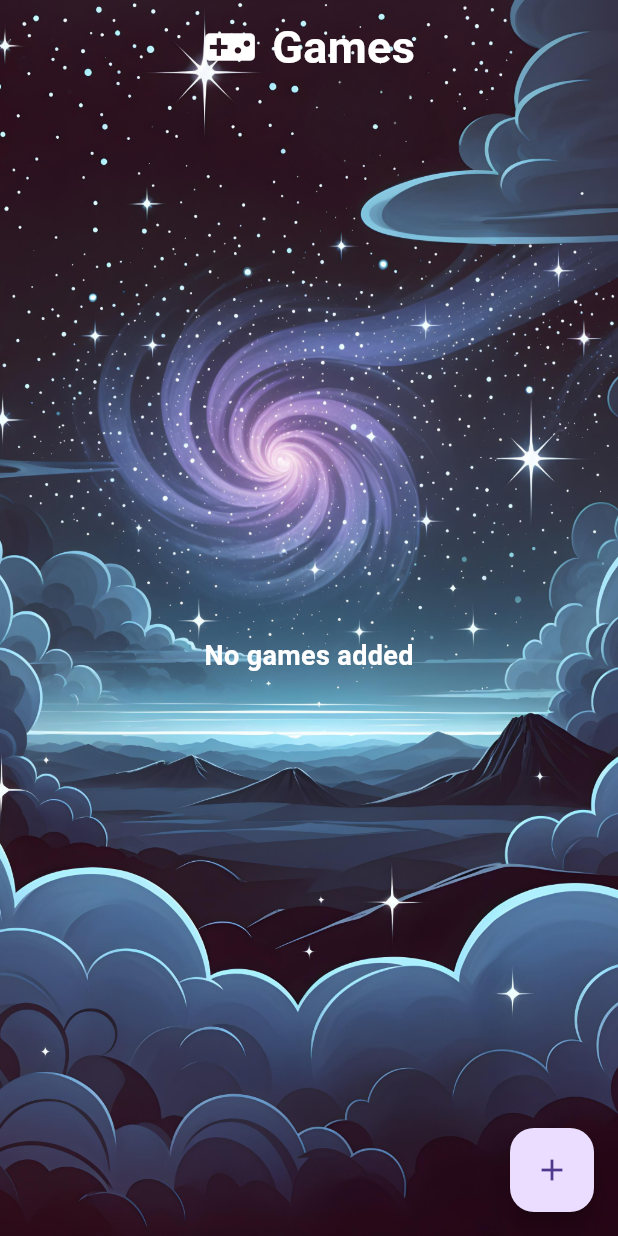
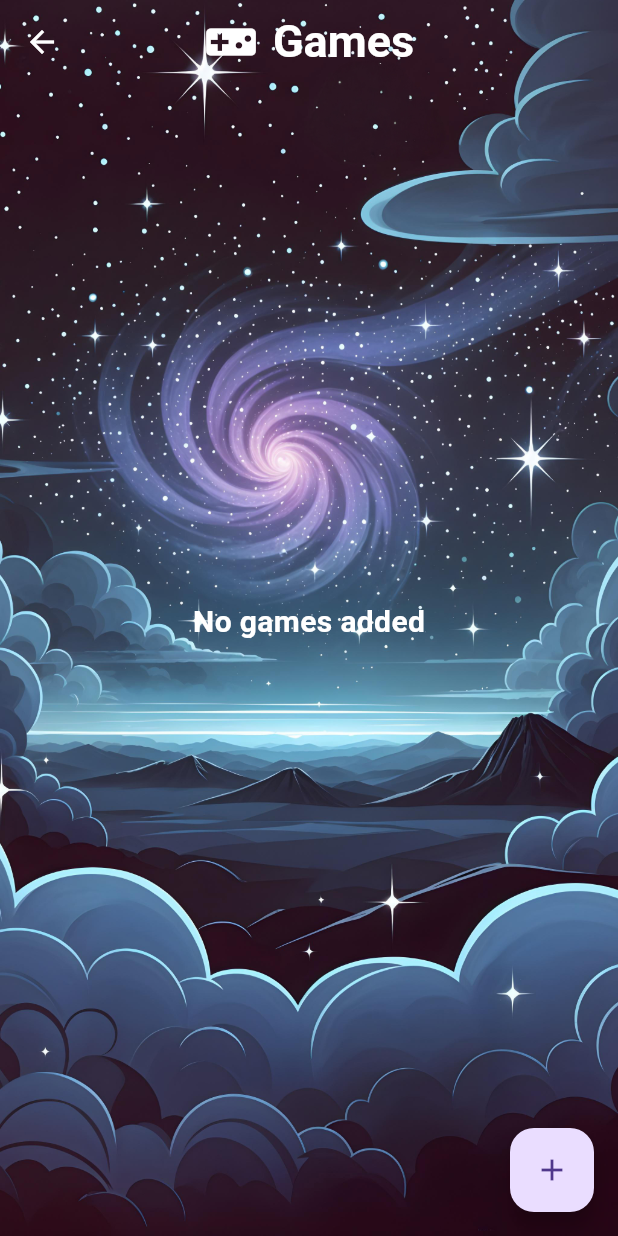
Before and after one commit to PiotrZapala/GameBoyEmulator, a Flutter app: the GamesPage screen opened by its route, on a phone screen of 412 x 824 dp. Run offline on Flutter 3.47's test engine with Material 3 defaults, Android fonts, the phone set to English and light mode, and no system bars; our stand-ins replace auto_route, file_picker, shared_preferences; missing offline and left inert: dart:ffi, flutter_rust_bridge; accounts and stored records are empty.

Commit message:
new buttons layout

```diff
--- a/gameboy_emulator/flutter_app/lib/pages/games_page.dart
+++ b/gameboy_emulator/flutter_app/lib/pages/games_page.dart
@@ -91,24 +91,15 @@ class _GamesPageState extends State<GamesPage> {
   @override
   Widget build(BuildContext context) {
     return Scaffold(
-      body: Stack(
-        children: [
-          Positioned.fill(
-            child: Image.asset(
-              'assets/backgrounds/app_background.png',
-              fit: BoxFit.cover,
-            ),
-          ),
-          Positioned(
-            top: 0,
-            left: 0,
-            right: 0,
-            child: SafeArea(
-              child: Padding(
-                padding: const EdgeInsets.symmetric(
-                    horizontal: 16.0, vertical: 10.0),
-                child: Row(
-                  mainAxisAlignment: MainAxisAlignment.center,
+      extendBodyBehindAppBar: true,
+      appBar: AppBar(
+        backgroundColor: Colors.transparent,
+        elevation: 0,
+        iconTheme: IconThemeData(color: Colors.white),
+        automaticallyImplyLeading: true,
+        centerTitle: true,
+        title: Row(
+          mainAxisSize: MainAxisSize.min,
           children: [
             Icon(Icons.videogame_asset, size: 36, color: Colors.white),
             SizedBox(width: 10),
@@ -123,19 +114,25 @@ class _GamesPageState extends State<GamesPage> {
           ],
         ),
       ),
+      body: Stack(
+        children: [
+          Positioned.fill(
+            child: Image.asset(
+              'assets/backgrounds/app_background.png',
+              fit: BoxFit.cover,
             ),
           ),
           Positioned.fill(
             child: Column(
               children: [
-                SizedBox(height: 50),
+                SizedBox(height: 5),
                 Expanded(
                   child: _gameFiles.isEmpty
                       ? Center(
                           child: Text(
                             'No games added',
                             style: TextStyle(
-                              fontSize: 18,
+                              fontSize: 20,
                               color: Colors.white,
                               fontWeight: FontWeight.bold,
                             ),
@@ -145,13 +142,16 @@ class _GamesPageState extends State<GamesPage> {
                           itemCount: _gameFiles.length,
                           itemBuilder: (context, index) {
                             return ListTile(
+                              visualDensity: VisualDensity(vertical: -6),
+                              contentPadding:
+                                  EdgeInsets.symmetric(horizontal: 16.0),
                               leading: Icon(Icons.videogame_asset,
                                   color: Colors.white),
                               title: Text(
                                 _formatGameName(_gameFiles[index]),
                                 style: TextStyle(
                                   color: Colors.white,
-                                  fontSize: 20,
+                                  fontSize: 25,
                                   fontWeight: FontWeight.bold,
                                 ),
                               ),
```
Also changed, not shown: gameboy_emulator/flutter_app/lib/pages/game_page.dart (+22 -20 lines). Lines whose indentation alone changed are shown as unchanged.
